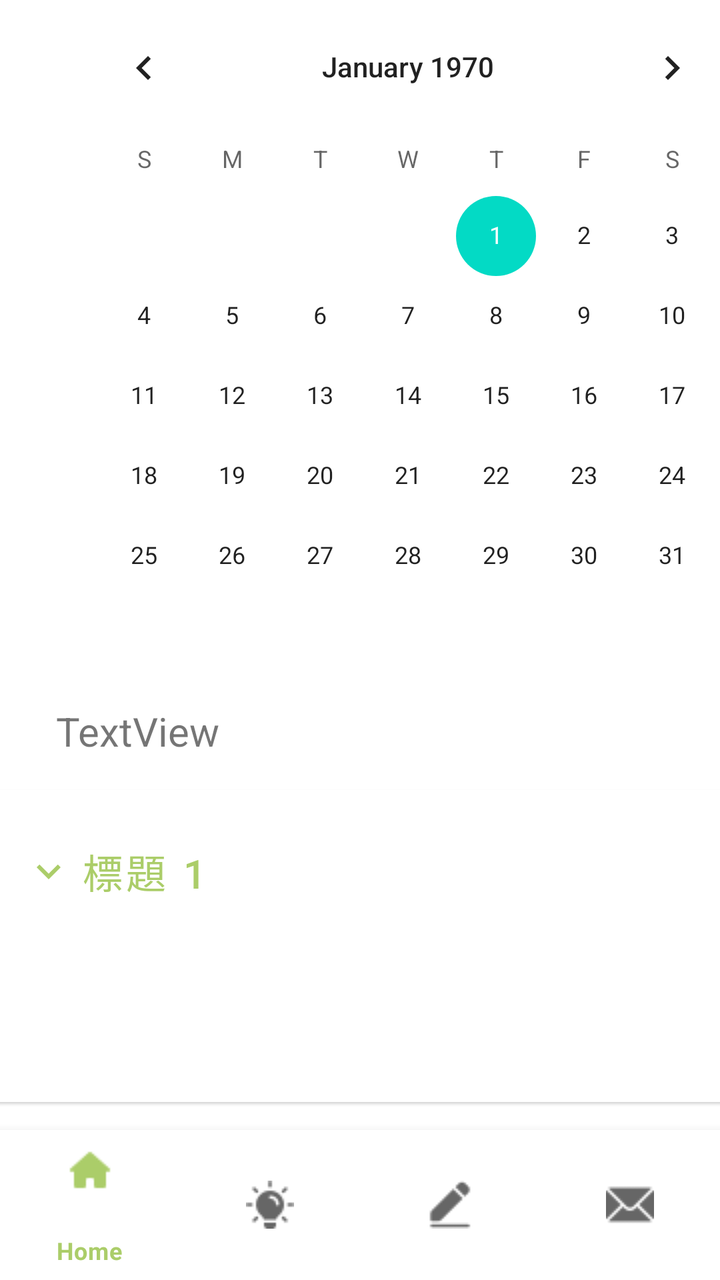
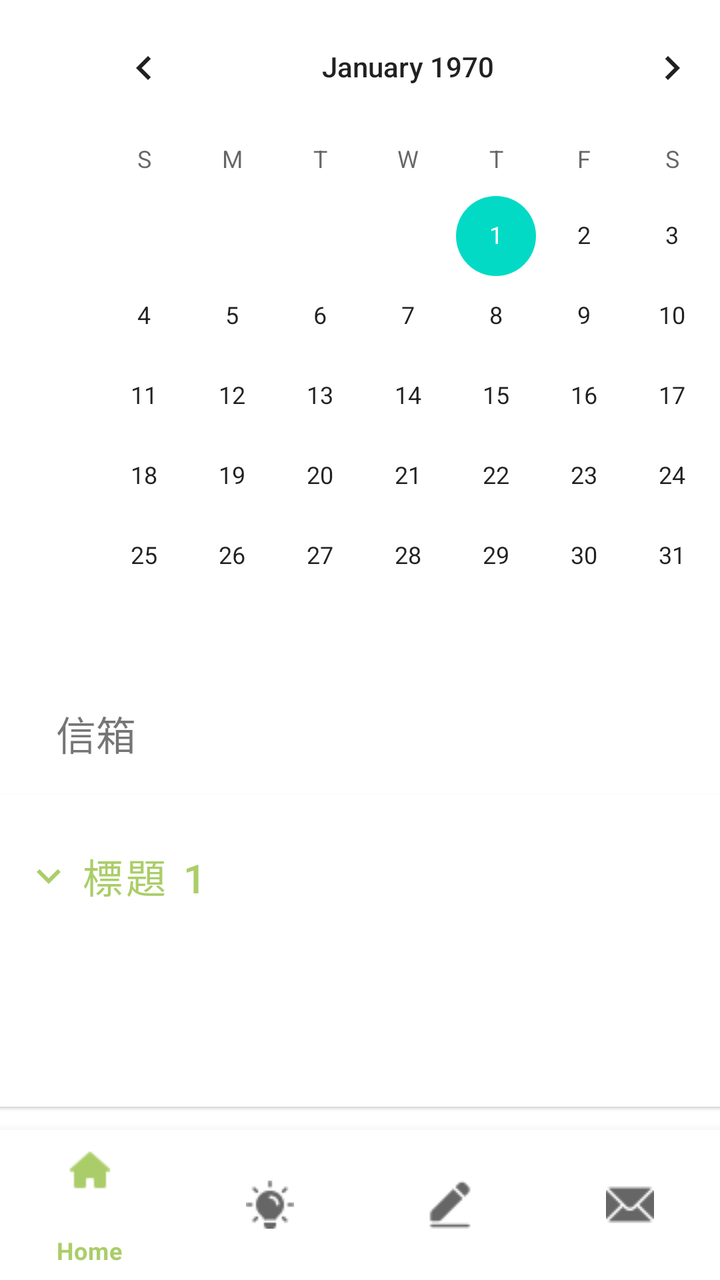

The first picture is an Android layout as it rendered before a commit; the second is the same layout after the commit. The layout source and the unified diff follow.
<!-- AndroidManifest.xml: application theme Theme.FutureMeMailApp -->
<!-- res/layout/activity_overview.xml -->
<?xml version="1.0" encoding="utf-8"?>
<androidx.constraintlayout.widget.ConstraintLayout xmlns:android="http://schemas.android.com/apk/res/android"
    xmlns:app="http://schemas.android.com/apk/res-auto"
    xmlns:tools="http://schemas.android.com/tools"
    android:id="@+id/main"
    android:layout_width="match_parent"
    android:layout_height="match_parent"
    tools:context=".MainActivity">

    <androidx.constraintlayout.widget.ConstraintLayout
        android:layout_width="match_parent"
        android:layout_height="match_parent"
        tools:layout_editor_absoluteX="135dp"
        tools:layout_editor_absoluteY="-136dp">

        <TextView
            android:id="@+id/textView"
            android:layout_width="wrap_content"
            android:layout_height="wrap_content"
            android:layout_marginStart="28dp"
            android:layout_marginTop="352dp"
            android:text="TextView"
            android:textSize="20sp"
            app:layout_constraintStart_toStartOf="parent"
            app:layout_constraintTop_toTopOf="parent" />

        <CalendarView
            android:id="@+id/calendarView"
            android:layout_width="wrap_content"
            android:layout_height="wrap_content"
            android:layout_marginStart="30dp"
            app:layout_constraintStart_toStartOf="parent"
            app:layout_constraintTop_toTopOf="parent" />

        <com.google.android.material.card.MaterialCardView
            android:id="@+id/panel1"
            android:layout_width="384dp"
            android:layout_height="156dp"
            android:layout_margin="16dp"
            app:layout_constraintEnd_toEndOf="parent"
            app:layout_constraintStart_toStartOf="parent"
            app:layout_constraintTop_toBottomOf="@id/textView">

            <LinearLayout
                android:layout_width="match_parent"
                android:layout_height="wrap_content"
                android:orientation="vertical"
                android:padding="16dp">

                <com.google.android.material.button.MaterialButton
                    android:id="@+id/header1"
                    style="@style/Widget.MaterialComponents.Button.TextButton"
                    android:layout_width="wrap_content"
                    android:layout_height="wrap_content"
                    android:text="標題 1"
                    android:textSize="20sp"
                    app:icon="@drawable/ic_expand_more_24dp" />

                <androidx.core.widget.NestedScrollView
                    android:id="@+id/content1"
                    android:layout_width="match_parent"
                    android:layout_height="wrap_content"
                    android:visibility="gone">
                    
                </androidx.core.widget.NestedScrollView>
            </LinearLayout>
        </com.google.android.material.card.MaterialCardView>

        <com.google.android.material.bottomnavigation.BottomNavigationView
            android:id="@+id/bottomNavigationView"
            android:layout_width="match_parent"
            android:layout_height="75dp"
            app:layout_constraintBottom_toBottomOf="parent"
            app:layout_constraintEnd_toEndOf="parent"
            app:layout_constraintHorizontal_bias="0.5"
            app:layout_constraintStart_toStartOf="parent"
            app:menu="@menu/bottom_nav_menu" />

    </androidx.constraintlayout.widget.ConstraintLayout>

</androidx.constraintlayout.widget.ConstraintLayout>
<!-- resources referenced by this layout -->
<resources>
  <!-- drawable ic_expand_more_24dp (drawable) -->
  <vector xmlns:android="http://schemas.android.com/apk/res/android" android:height="24dp" android:tint="#000000" android:viewportHeight="24" android:viewportWidth="24" android:width="24dp">
        
      <path android:fillColor="@android:color/white" android:pathData="M16.59,8.59L12,13.17 7.41,8.59 6,10l6,6 6,-6z"/>
      
  </vector>
  <style name="Theme.FutureMeMailApp" parent="Theme.MaterialComponents.DayNight.DarkActionBar">
          
          
          
          <item name="colorPrimary">@color/green_200</item>
          <item name="colorPrimaryVariant">@color/green_700</item>
          <item name="colorOnPrimary">@color/white</item>
          
          <item name="colorSecondary">@color/teal_200</item>
          <item name="colorSecondaryVariant">@color/teal_700</item>
          <item name="colorOnSecondary">@color/black</item>
          
          <item name="android:statusBarColor" tools:targetApi="l">?attr/colorPrimaryVariant</item>
      </style>
  <color name="green_200">#ABCD69</color>
  <color name="green_700">#0F502F</color>
  <color name="white">#FFFFFFFF</color>
  <color name="teal_200">#FF03DAC5</color>
  <color name="teal_700">#FF018786</color>
  <color name="black">#FF000000</color>
</resources>

<!-- the commit's change to res/layout/activity_overview.xml (unified diff, before → after) -->
@@ -19,7 +19,7 @@
             android:layout_height="wrap_content"
             android:layout_marginStart="28dp"
             android:layout_marginTop="352dp"
-            android:text="TextView"
+            android:text="信箱"
             android:textSize="20sp"
             app:layout_constraintStart_toStartOf="parent"
             app:layout_constraintTop_toTopOf="parent" />
